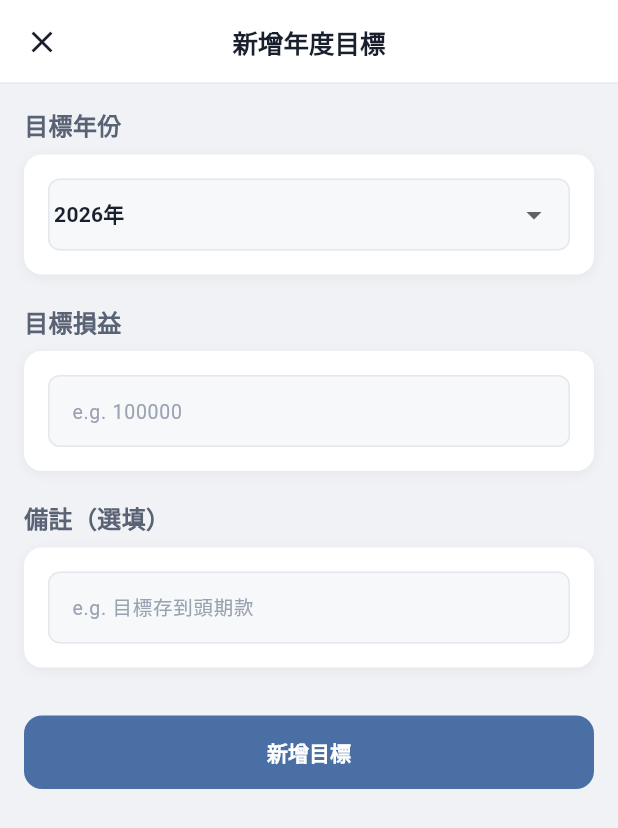
After one commit to ian951115/trading_record_app, a Flutter app: the AddGoalScreen screen opened directly, on a phone screen of 412 x 824 dp. The commit adds this screen. Shown: the top 828 px of the screen. Run offline on Flutter 3.47's test engine with Material 3 defaults, Android fonts, the phone set to English and light mode, and no system bars; our stand-ins replace fl_chart, flutter_slidable, hive, hive_flutter, table_calendar; accounts and stored records are empty.

Commit message:
p4.3.5 goal

```diff
--- /dev/null
+++ b/lib/screens/goals/add_goal_screen.dart
@@ -0,0 +1,166 @@
+//新增目標頁面
+import 'package:flutter/material.dart';
+import 'package:provider/provider.dart';
+import '../../models/annual_goal.dart';
+import '../../repositories/annual_goal_repository.dart';
+import '../../widgets/common/form_card.dart';
+import '../../widgets/common/section_title.dart';
+
+class AddGoalScreen extends StatefulWidget {
+  final AnnualGoal? existingGoal;
+  const AddGoalScreen({super.key, this.existingGoal});
+
+  @override
+  State<AddGoalScreen> createState() => _AddGoalScreenState();
+}
+
+class _AddGoalScreenState extends State<AddGoalScreen> {
+  late int _year;
+  late double _target;
+  late String _note;
+
+  late final TextEditingController _targetCtrl;
+  late final TextEditingController _noteCtrl;
+
+  // 今年 ~ 今年+5 可選
+  late final List<int> _yearOptions;
+
+  @override
+  void initState() {
+    super.initState();
+    final now = DateTime.now().year;
+    _yearOptions = List.generate(6, (i) => now + i);
+
+    final g = widget.existingGoal;
+    _year = g?.year ?? now;
+    _target = g?.targetPnL ?? 0;
+    _note = g?.note ?? '';
+
+    // 編輯時，若年份是過去的年份（不在 options 裡）也要能顯示
+    if (!_yearOptions.contains(_year)) _yearOptions.insert(0, _year);
+
+    _targetCtrl = TextEditingController(
+      text: _target > 0 ? _target.toStringAsFixed(0) : '');
+    _noteCtrl = TextEditingController(text: _note);
+  }
+
+  @override
+  void dispose() {
+    _targetCtrl.dispose();
+    _noteCtrl.dispose();
+    super.dispose();
+  }
+
+  void _save() async {
+    if (_target <= 0) {
+      ScaffoldMessenger.of(context).showSnackBar(
+        const SnackBar(content: Text('請輸入目標金額')));
+      return;
+    }
+
+    final repo     = context.read<AnnualGoalRepository>();
+    final existing = widget.existingGoal;
+
+    // 新增時檢查該年是否已有目標
+    if (existing == null && repo.hasGoalForYear(_year)) {
+      ScaffoldMessenger.of(context).showSnackBar(
+        SnackBar(content: Text('$_year 年已有目標，請編輯現有目標')));
+      return;
+    }
+
+    if (existing != null) {
+      await repo.update(existing.copyWith(
+        year:      _year,
+        targetPnL: _target,
+        note:      _note.isEmpty ? null : _note,
+      ));
+    } else {
+      await repo.add(AnnualGoal(
+        year:      _year,
+        targetPnL: _target,
+        note:      _note.isEmpty ? null : _note,
+      ));
+    }
+    if (mounted) Navigator.pop(context);
+  }
+
+  @override
+  Widget build(BuildContext context) {
+    final isEdit = widget.existingGoal != null;
+
+    return Scaffold(
+      appBar: AppBar(
+        leading: IconButton(
+          icon: const Icon(Icons.close),
+          onPressed: () => Navigator.pop(context),
+        ),
+        title: Text(isEdit ? '編輯年度目標' : '新增年度目標'),
+      ),
+      body: SingleChildScrollView(
+        padding: const EdgeInsets.all(16),
+        child: Column(
+          crossAxisAlignment: CrossAxisAlignment.start,
+          children: [
+            // ── 年份 ──────────────────────
+            const SectionTitle(title: '目標年份'),
+            FormCard(
+              child: DropdownButtonFormField<int>(
+                value: _year,
+                decoration: const InputDecoration(
+                  border: InputBorder.none,
+                  contentPadding: EdgeInsets.zero,
+                ),
+                items: _yearOptions.map((y) =>
+                  DropdownMenuItem(value: y, child: Text('$y年')),
+                ).toList(),
+                onChanged: (v) => setState(() => _year = v ?? _year),
+              ),
+            ),
+
+            const SizedBox(height: 20),
+
+            // ── 目標金額 ──────────────────
+            const SectionTitle(title: '目標損益'),
+            FormCard(
+              child: TextField(
+                controller: _targetCtrl,
+                keyboardType: const TextInputType.numberWithOptions(decimal: false),
+                onChanged: (v) => setState(() {
+                  _target = double.tryParse(v) ?? 0;
+                }),
+                decoration: const InputDecoration(
+                  hintText: 'e.g. 100000',
+                  suffixText: '元',
+                ),
+              ),
+            ),
+
+            const SizedBox(height: 20),
+
+            // ── 備註 ──────────────────────
+            const SectionTitle(title: '備註（選填）'),
+            FormCard(
+              child: TextField(
+                controller: _noteCtrl,
+                onChanged: (v) => setState(() => _note = v),
+                decoration: const InputDecoration(
+                  hintText: 'e.g. 目標存到頭期款',
+                ),
+              ),
+            ),
+
+            const SizedBox(height: 32),
+
+            SizedBox(
+              width: double.infinity,
+              child: ElevatedButton(
+                onPressed: _save,
+                child: Text(isEdit ? '更新' : '新增目標'),
+              ),
+            ),
+          ],
+        ),
+      ),
+    );
+  }
+}
```
Also changed, not shown: lib/screens/goals/annual_goal_screen.dart (added, +328 -0 lines), lib/screens/home/home_screen.dart (+5 -4 lines).
